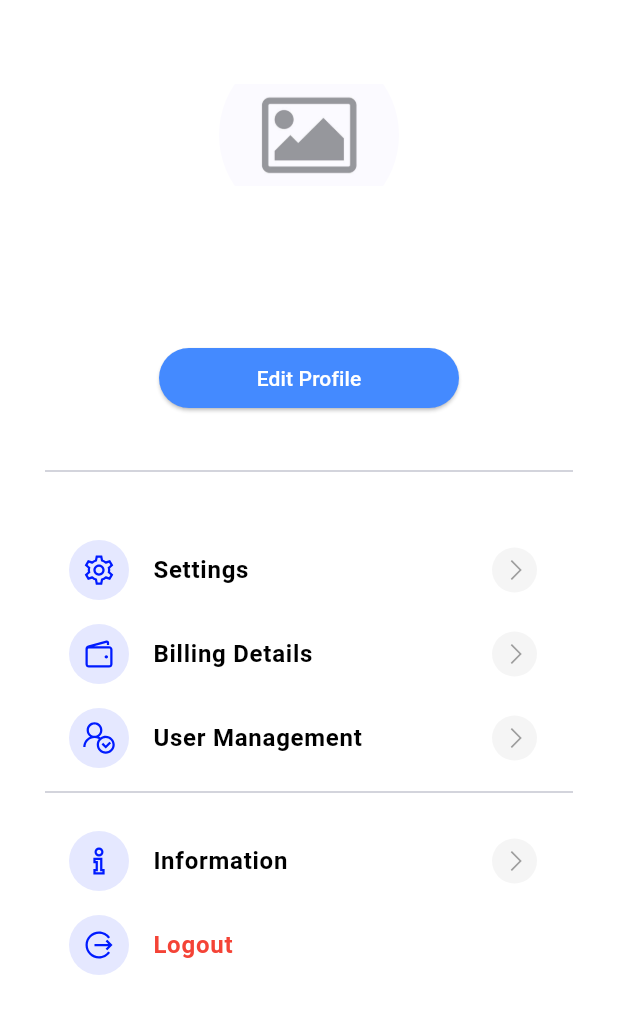
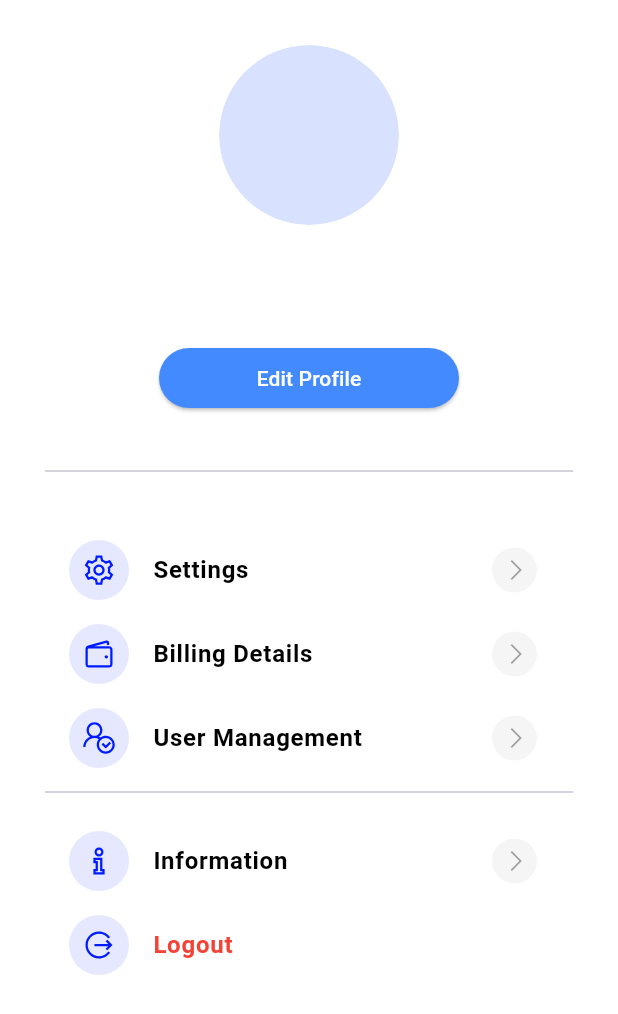
Before and after one commit to EftiarHKhan/poskeeper_v2, a Flutter app: the ProfileScreen screen opened directly, on a phone screen of 412 x 824 dp. Shown: the top 1014 px of the screen. Run offline on Flutter 3.47's test engine with Material 2 defaults, Android fonts, the phone set to English and light mode, and no system bars; our stand-ins replace cloud_firestore, device_info_plus, firebase_auth, firebase_core, firebase_database, firebase_storage and 13 more; missing offline and left inert: footer, store_redirect; accounts and stored records are empty.

Commit message:
17th Stage

```diff
--- a/lib/Features/add_product/screens/product_screen.dart
+++ b/lib/Features/add_product/screens/product_screen.dart
@@ -97,7 +97,7 @@ class _AddProductScreenState extends State<AddProductScreen> {
                                 titleStyle: TextStyle(fontWeight: FontWeight.bold,fontSize: 18),
                                 titlePadding: EdgeInsets.only(top: 20),
                                 contentPadding: EdgeInsets.all(20),
-                                middleText: 'Do you really want to print this receipt?',
+                                middleText: 'Do you want to pick a image ?',
                                 confirm: OutlinedButton(onPressed: () async {
                                   Get.back();
                                   im.camera();
--- a/lib/Features/authentication/model/user_model.dart
+++ b/lib/Features/authentication/model/user_model.dart
@@ -31,14 +31,14 @@ class UserModel{
 
 class UserModel2 {
   final String? id;
-  final String? image;
+   String? image;
   final String? fullname;
   final String? email;
   final String? phoneNo;
   final String? password;
   final String? storeName;
 
-  const UserModel2({
+   UserModel2({
     this.id,
     this.image,
     required this.fullname,
@@ -47,6 +47,9 @@ class UserModel2 {
     required this.password,
     required this.storeName,
   });
+  set setImage(String? newImage) {
+    image = newImage;
+  }
 
   toJson2(){
     return{
--- a/lib/Features/dashboard/screens/profile_screen.dart
+++ b/lib/Features/dashboard/screens/profile_screen.dart
@@ -53,7 +53,15 @@ class _ProfileScreenState extends State<ProfileScreen> {
                         SizedBox(
                           width: 120,
                           height: 120,
-                          child: ClipRRect(borderRadius:BorderRadius.circular(100),child: Image(image: AssetImage(tEmptyImage),)),
+                          child: ClipRRect(
+                            borderRadius: BorderRadius.circular(100),
+                            child: CircleAvatar(
+                              radius: 40,
+                              backgroundImage: userData.image != null && userData.image!.isNotEmpty
+                                  ? NetworkImage(userData.image!)
+                                  : null, // Null if no image URL is provided
+                            ),
+                          ),
                         ),
                         space(10),
                         Text(userData.fullname.toString(),style: GoogleFonts.mavenPro(color: Colors.black,fontWeight: FontWeight.bold,fontSize: 18),),
--- a/pubspec.yaml
+++ b/pubspec.yaml
@@ -60,6 +60,7 @@ dependencies:
   cloud_firestore: ^4.9.3
   image_picker: ^1.0.4
   shared_preferences: ^2.2.2
+  firebase_storage: ^11.4.0
 
 flutter_icons:
   android: true
```
Also changed, not shown: lib/Features/profile/controllers/update_controller.dart (+42 -1 lines), lib/Features/profile/screens/update_profile_screen.dart (+54 -26 lines), pubspec.lock, 3 other files.
